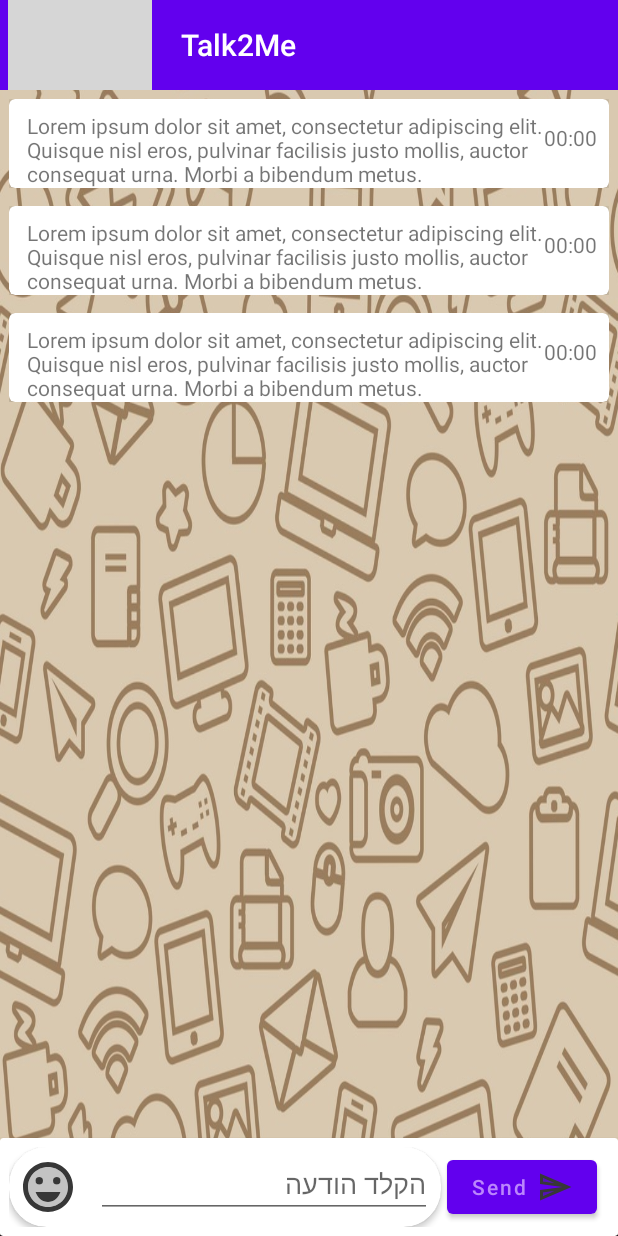
After one commit to Netanel6/Talk2Me, an Android app: the layout activity_conversation.xml on its own in the app's theme, with its tools: preview values and no code run, on a phone screen of 412 x 824 dp. The commit adds this screen. Run offline under Robolectric (Android 15) with nearby library versions, the phone set to English and light mode, and no system bars; grey boxes are pictures that could not be loaded.

Commit message:
Added input_conversation.xml chat_single_cell.xml ConversationActivity.java ProfileActivity.java
starting to write chat methods

```diff
--- /dev/null
+++ b/app/src/main/res/drawable/ic_emoji_24.xml
@@ -0,0 +1,11 @@
+<vector android:autoMirrored="true" android:height="24dp"
+    android:tint="#373737" android:viewportHeight="24"
+    android:viewportWidth="24" android:width="24dp" xmlns:android="http://schemas.android.com/apk/res/android">
+    <path android:fillAlpha="0.3"
+        android:fillColor="@android:color/white"
+        android:pathData="M20,12c0,-4.42 -3.58,-8 -8,-8s-8,3.58 -8,8s3.58,8 8,8S20,16.42 20,12zM8.5,8C9.33,8 10,8.67 10,9.5S9.33,11 8.5,11S7,10.33 7,9.5S7.67,8 8.5,8zM12,18c-2.28,0 -4.22,-1.66 -5,-4h10C16.22,16.34 14.28,18 12,18zM15.5,11c-0.83,0 -1.5,-0.67 -1.5,-1.5S14.67,8 15.5,8S17,8.67 17,9.5S16.33,11 15.5,11z" android:strokeAlpha="0.3"/>
+    <path android:fillColor="@android:color/white" android:pathData="M15.5,9.5m-1.5,0a1.5,1.5 0,1 1,3 0a1.5,1.5 0,1 1,-3 0"/>
+    <path android:fillColor="@android:color/white" android:pathData="M8.5,9.5m-1.5,0a1.5,1.5 0,1 1,3 0a1.5,1.5 0,1 1,-3 0"/>
+    <path android:fillColor="@android:color/white" android:pathData="M11.99,2C6.47,2 2,6.48 2,12c0,5.52 4.47,10 9.99,10C17.52,22 22,17.52 22,12C22,6.48 17.52,2 11.99,2zM12,20c-4.42,0 -8,-3.58 -8,-8c0,-4.42 3.58,-8 8,-8s8,3.58 8,8C20,16.42 16.42,20 12,20z"/>
+    <path android:fillColor="@android:color/white" android:pathData="M12,18c2.28,0 4.22,-1.66 5,-4H7C7.78,16.34 9.72,18 12,18z"/>
+</vector>
--- /dev/null
+++ b/app/src/main/res/drawable/ic_send_24.xml
@@ -0,0 +1,8 @@
+<vector android:autoMirrored="true" android:height="24dp"
+    android:tint="#373737" android:viewportHeight="24"
+    android:viewportWidth="24" android:width="24dp" xmlns:android="http://schemas.android.com/apk/res/android">
+    <path android:fillAlpha="0.3"
+        android:fillColor="@android:color/white"
+        android:pathData="M4,8.25l7.51,1 -7.5,-3.22zM4.01,17.97l7.5,-3.22 -7.51,1z" android:strokeAlpha="0.3"/>
+    <path android:fillColor="@android:color/white" android:pathData="M2.01,3L2,10l15,2 -15,2 0.01,7L23,12 2.01,3zM4,8.25L4,6.03l7.51,3.22 -7.51,-1zM4.01,17.97v-2.22l7.51,-1 -7.51,3.22z"/>
+</vector>
--- a/app/src/main/res/layout/activity_auth.xml
+++ b/app/src/main/res/layout/activity_auth.xml
@@ -22,5 +22,5 @@
         android:layout_alignParentBottom="true"
         android:layout_weight="0"
         android:background="?android:attr/windowBackground"
-        app:menu="@menu/bottom_navigation_manager" />
+        app:menu="@menu/bottom_navigation_auth" />
 </LinearLayout>
--- /dev/null
+++ b/app/src/main/res/layout/activity_conversation.xml
@@ -0,0 +1,26 @@
+<?xml version="1.0" encoding="utf-8"?>
+<LinearLayout xmlns:android="http://schemas.android.com/apk/res/android"
+    xmlns:app="http://schemas.android.com/apk/res-auto"
+    xmlns:tools="http://schemas.android.com/tools"
+    android:layout_width="match_parent"
+    android:layout_height="match_parent"
+    android:background="@drawable/main_chat_bg"
+
+    tools:context=".conversation.ConversationActivity"
+    android:orientation="vertical"
+    android:weightSum="1">
+
+    <include layout="@layout/toolbar_no_tab_layout"
+        />
+
+    <androidx.recyclerview.widget.RecyclerView
+        android:layout_width="match_parent"
+        android:layout_height="wrap_content"
+        tools:listitem="@layout/chat_single_cell"
+        android:layout_weight="1"/>
+
+    <include layout="@layout/input_conversation"
+      />
+
+
+</LinearLayout>
--- /dev/null
+++ b/app/src/main/res/layout/chat_single_cell.xml
@@ -0,0 +1,58 @@
+<?xml version="1.0" encoding="utf-8"?>
+<LinearLayout xmlns:android="http://schemas.android.com/apk/res/android"
+    xmlns:app="http://schemas.android.com/apk/res-auto"
+    android:layout_width="match_parent"
+    android:layout_height="wrap_content"
+    android:layout_margin="6dp"
+    android:orientation="vertical">
+
+    <androidx.cardview.widget.CardView
+        android:layout_width="match_parent"
+        android:layout_height="match_parent"
+        app:cardCornerRadius="4dp"
+        app:cardElevation="5dp">
+
+        <LinearLayout
+
+            android:layout_width="match_parent"
+            android:layout_height="wrap_content"
+            android:orientation="horizontal"
+            android:weightSum="1">
+
+
+            <LinearLayout
+                android:layout_width="match_parent"
+                android:layout_height="wrap_content"
+                android:layout_weight="1"
+                android:orientation="vertical">
+
+
+                <TextView
+                    android:id="@+id/contact_last_sent_message"
+                    android:layout_width="wrap_content"
+                    android:layout_height="wrap_content"
+                    android:layout_marginStart="12dp"
+                    android:layout_marginTop="8dp"
+                    android:text="@string/lorem"
+                    app:layout_constraintRight_toRightOf="parent" />
+
+            </LinearLayout>
+
+            <LinearLayout
+                android:layout_width="wrap_content"
+                android:layout_height="wrap_content"
+                android:layout_weight="0">
+
+                <TextView
+                    android:id="@+id/contact_time_sent_message"
+                    android:layout_width="wrap_content"
+                    android:layout_height="wrap_content"
+                    android:layout_marginTop="16dp"
+                    android:layout_marginEnd="8dp"
+                    android:text="00:00"
+                    app:layout_constraintLeft_toLeftOf="parent"
+                    app:layout_constraintTop_toTopOf="parent" />
+            </LinearLayout>
+        </LinearLayout>
+    </androidx.cardview.widget.CardView>
+</LinearLayout>
--- /dev/null
+++ b/app/src/main/res/layout/input_conversation.xml
@@ -0,0 +1,59 @@
+<?xml version="1.0" encoding="utf-8"?>
+<androidx.cardview.widget.CardView xmlns:android="http://schemas.android.com/apk/res/android"
+    xmlns:app="http://schemas.android.com/apk/res-auto"
+    android:layout_width="match_parent"
+    android:layout_height="65dp"
+    android:elevation="20dp"
+
+    app:cardBackgroundColor="00000000">
+
+    <LinearLayout
+        android:layout_margin="6dp"
+        android:layout_width="match_parent"
+        android:layout_height="match_parent"
+        android:orientation="horizontal"
+        android:weightSum="2">
+
+        <androidx.cardview.widget.CardView
+            android:layout_width="0dp"
+            android:layout_height="match_parent"
+            android:layout_weight="1.95"
+            android:background="@color/white"
+            app:cardCornerRadius="25dp"
+            android:orientation="horizontal">
+
+            <LinearLayout
+                android:layout_width="match_parent"
+                android:layout_height="match_parent"
+                android:orientation="horizontal"
+                >
+
+                <ImageView
+                    android:layout_width="40dp"
+                    android:layout_height="40dp"
+                    android:layout_gravity="center"
+                     android:layout_margin="6dp"
+                    android:src="@drawable/ic_emoji_24" />
+
+                <EditText
+                    android:id="@+id/input_et"
+                    android:layout_width="match_parent"
+                    android:layout_height="match_parent"
+                    android:layout_margin="6dp"
+                    android:hint="הקלד הודעה" />
+            </LinearLayout>
+        </androidx.cardview.widget.CardView>
+
+        <Button
+            android:id="@+id/input_send"
+            android:layout_width="wrap_content"
+            android:layout_height="wrap_content"
+            android:layout_gravity="center"
+            android:layout_marginStart="4dp"
+            android:drawableEnd="@drawable/ic_send_24"
+            android:text="@string/send"
+            android:textAllCaps="false" />
+
+    </LinearLayout>
+
+</androidx.cardview.widget.CardView>
--- /dev/null
+++ b/app/src/main/res/layout/toolbar_no_tab_layout.xml
@@ -0,0 +1,44 @@
+<?xml version="1.0" encoding="utf-8"?>
+<LinearLayout xmlns:android="http://schemas.android.com/apk/res/android"
+    android:layout_width="match_parent"
+    android:layout_height="wrap_content">
+
+    <com.google.android.material.appbar.AppBarLayout
+        android:id="@+id/main_toolbar"
+        android:layout_width="match_parent"
+        android:layout_height="match_parent"
+        android:orientation="vertical"
+       >
+
+        <LinearLayout
+            android:layout_width="match_parent"
+            android:layout_height="match_parent"
+            android:orientation="horizontal">
+
+            <ImageView
+                android:id="@+id/main_image"
+                android:layout_width="wrap_content"
+                android:layout_height="60dp"
+                android:layout_marginStart="5dp"
+                android:gravity="center"
+                android:minHeight="?actionBarSize"
+                android:src="@drawable/no_photo_available_64" />
+
+            <TextView
+                android:id="@+id/title"
+                android:layout_marginStart="3dp"
+                android:textColor="@color/white"
+                android:layout_width="wrap_content"
+                android:layout_height="wrap_content"
+                android:layout_gravity="center|start"
+                android:minHeight="?actionBarSize"
+                android:padding="@dimen/appbar_padding"
+                android:text="@string/app_name"
+                android:textAppearance="@style/TextAppearance.Widget.AppCompat.Toolbar.Title" />
+        </LinearLayout>
+
+
+    </com.google.android.material.appbar.AppBarLayout>
+
+
+</LinearLayout>
--- a/app/src/main/res/menu/bottom_navigation_manager.xml
+++ b/app/src/main/res/menu/bottom_navigation_auth.xml
@@ -1,9 +1,11 @@
 <?xml version="1.0" encoding="utf-8"?>
 <menu xmlns:android="http://schemas.android.com/apk/res/android"
     xmlns:app="http://schemas.android.com/apk/res-auto"
-    >
+    xmlns:tools="http://schemas.android.com/tools"
+    tools:showIn="navigation_view">
 
     <item
+
         android:id="@+id/nav_signup"
         android:icon="@drawable/signup_100"
         android:title="Signup" />
--- a/app/src/main/res/values/strings.xml
+++ b/app/src/main/res/values/strings.xml
@@ -5,6 +5,8 @@
     <string name="welcome_title">Congratulations you are signed up to Talk2Me</string>
     <!-- TODO: Remove or change this placeholder text -->
     <string name="hello_blank_fragment">Hello blank fragment</string>
+    <string name="send">Send</string>
+    <string name="lorem">Lorem ipsum dolor sit amet, consectetur adipiscing elit. Quisque nisl eros, pulvinar facilisis justo mollis, auctor consequat urna. Morbi a bibendum metus.</string>
 
 
 </resources>
--- a/app/src/main/res/values/themes.xml
+++ b/app/src/main/res/values/themes.xml
@@ -4,7 +4,7 @@
         <!-- Primary brand color. -->
         <item name="colorPrimary">@color/purple_500</item>
         <item name="colorPrimaryVariant">@color/purple_700</item>
-        <item name="colorOnPrimary">@color/white</item>
+        <item name="colorOnPrimary">@color/purple_200</item>
         <!-- Secondary brand color. -->
         <item name="colorSecondary">@color/teal_200</item>
         <item name="colorSecondaryVariant">@color/teal_700</item>
@@ -21,7 +21,7 @@
         <item name="windowNoTitle">true</item>
     </style>
 
-    <style name="Theme.Talk2Me.AppBarOverlay" parent="ThemeOverlay.AppCompat.Dark.ActionBar" />
+    <style name="Theme.Talk2Me.AppBarOverlay" parent="ThemeOverlay.AppCompat.DayNight.ActionBar" />
 
     <style name="Theme.Talk2Me.PopupOverlay" parent="ThemeOverlay.AppCompat.Light" />
 </resources>
```
Also changed, not shown: app/src/main/AndroidManifest.xml (+11 -2 lines), app/src/main/java/com/netanel/talk2me/conversation/ConversationActivity.java (added, +16 -0 lines), app/src/main/java/com/netanel/talk2me/main/MainActivity.java (+14 -12 lines), app/src/main/java/com/netanel/talk2me/main/main_photo/ProfileActivity.java (added, +37 -0 lines), app/src/main/res/layout/activity_main.xml (+7 -7 lines), app/src/main/res/layout/activity_phonebook.xml (+3 -35 lines), app/src/main/res/layout/activity_profile.xml (added, +18 -0 lines), app/src/main/res/layout/contact_single_cell.xml (+12 -2 lines), app/src/main/res/drawable/main_chat_bg.jpg (added), 1 other file.
